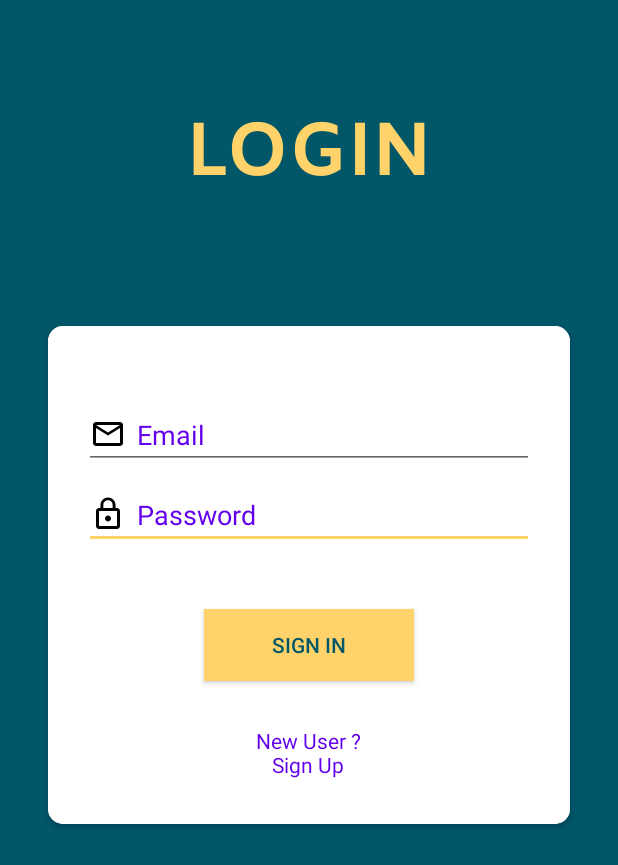
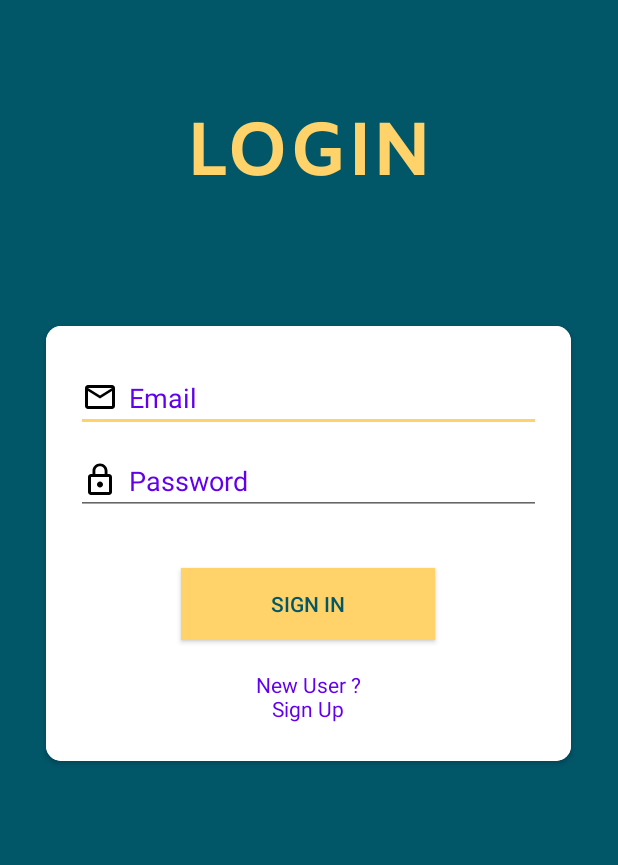
Before and after one commit to blackmamba1997/MovieRecommendation, an Android app: the screen it shows after launch (LoginActivity), on a phone screen of 412 x 824 dp. Shown: the top 865 px of the screen. Run offline under Robolectric (Android 15) with nearby library versions, the phone set to English and light mode, and no system bars; our stand-ins replace Firebase (no records; nobody signed in at launch, a user with empty details on screens opened directly).

Commit message:
UI changes for login screen and movie tile
fixed layout of login  screen and movie tiles so they fit according to users display

```diff
--- a/app/build.gradle
+++ b/app/build.gradle
@@ -18,6 +18,9 @@ android {
     }
 }
 apply plugin: 'com.google.gms.google-services'
+repositories {
+    maven { url 'https://jitpack.io' }
+}
 
 dependencies {
     implementation fileTree(include: ['*.jar'], dir: 'libs')
@@ -30,9 +33,10 @@ dependencies {
     androidTestImplementation 'androidx.test:runner:1.2.0'
     androidTestImplementation 'androidx.test.espresso:espresso-core:3.2.0'
     implementation 'com.android.volley:volley:1.1.1'
-    implementation 'com.google.firebase:firebase-analytics:17.2.2'
-    implementation 'com.google.firebase:firebase-auth:19.2.0'
+    implementation 'com.google.firebase:firebase-analytics:17.4.1'
+    implementation 'com.google.firebase:firebase-auth:19.3.1'
     implementation 'com.google.firebase:firebase-firestore:21.4.0'
     implementation files('libs/YouTubeAndroidPlayerApi.jar')
-    implementation 'com.google.firebase:firebase-firestore:21.4.0'
+    implementation 'com.github.PhilJay:MPAndroidChart:v3.1.0'
+
 }
--- a/app/src/main/AndroidManifest.xml
+++ b/app/src/main/AndroidManifest.xml
@@ -10,15 +10,12 @@
         android:label="@string/app_name"
         android:roundIcon="@mipmap/ic_launcher_round"
         android:supportsRtl="true"
-        android:theme="@style/AppTheme"
-        >
-
+        android:theme="@style/AppTheme">
+        <activity android:name=".activity.ProfileActivity"></activity>
         <activity
             android:name=".activity.SearchableActivity"
             android:configChanges="keyboardHidden|orientation|screenSize"
-            android:screenOrientation="portrait">
-
-        </activity>
+            android:screenOrientation="portrait"></activity>
         <activity
             android:name=".activity.RegisterActivity"
             android:screenOrientation="portrait" />
@@ -28,9 +25,7 @@
         <activity
             android:name=".activity.MovieActivity"
             android:screenOrientation="portrait"
-            android:windowSoftInputMode="adjustNothing">
-
-        </activity>
+            android:windowSoftInputMode="adjustNothing"></activity>
         <activity
             android:name=".activity.LoginActivity"
             android:label="@string/app_name"
@@ -40,7 +35,6 @@
 
                 <category android:name="android.intent.category.LAUNCHER" />
             </intent-filter>
-
         </activity>
     </application>
 
--- a/app/src/main/java/com/example/movierecommendation/activity/RegisterActivity.java
+++ b/app/src/main/java/com/example/movierecommendation/activity/RegisterActivity.java
@@ -69,7 +69,12 @@ public class RegisterActivity extends AppCompatActivity {
 
                                         Map<String,Object> map=new HashMap<>();
                                         map.put("email",username);
-
+                                        Map<String,Object> map2=new HashMap<>();
+                                        String[] genresname={"Action","Adventure","Animation","Comedy","Crime","Documentary","Drama","Family","Fantasy","History","Horror","Music","Mystery","Romance","Science Fiction","TV Movie","Thriller","War","Western"};
+                                        for (int i=0;i<genresname.length;i++){
+                                            map2.put(genresname[i],"0");
+                                        }
+                                        map.put("genre",map2);
                                         db.collection("users").document(FirebaseAuth.getInstance().getCurrentUser().getUid()).set(map)
                                                 .addOnSuccessListener(new OnSuccessListener<Void>() {
                                                     @Override
--- a/app/src/main/res/layout/activity_login.xml
+++ b/app/src/main/res/layout/activity_login.xml
@@ -1,18 +1,18 @@
 <?xml version="1.0" encoding="utf-8"?>
-<RelativeLayout xmlns:android="http://schemas.android.com/apk/res/android"
+<LinearLayout xmlns:android="http://schemas.android.com/apk/res/android"
     xmlns:app="http://schemas.android.com/apk/res-auto"
     xmlns:tools="http://schemas.android.com/tools"
     android:id="@+id/container"
     android:layout_width="match_parent"
     android:layout_height="match_parent"
     android:background="#015668"
+    android:orientation="vertical"
     tools:context=".activity.LoginActivity">
 
     <TextView
-        android:id="@+id/logintext"
         android:layout_width="wrap_content"
         android:layout_height="wrap_content"
-        android:layout_centerHorizontal="true"
+        android:layout_gravity="center"
         android:layout_marginTop="70dp"
         android:fontFamily="@font/amiko_bold"
         android:text="LOGIN"
@@ -22,86 +22,80 @@
 
     <androidx.cardview.widget.CardView
         android:id="@+id/card_view"
-        app:cardCornerRadius="10dp"
-        android:layout_width="wrap_content"
+        android:layout_width="350dp"
         android:layout_height="wrap_content"
-        android:layout_centerHorizontal="true"
-        android:layout_below="@id/logintext"
+        android:layout_gravity="center_horizontal"
         android:layout_marginTop="80dp"
-        android:elevation="5dp">
+        android:elevation="5dp"
+        app:cardCornerRadius="10dp">
 
-        <RelativeLayout
-            android:layout_width="wrap_content"
+        <LinearLayout
+            android:layout_width="match_parent"
             android:layout_height="wrap_content"
-            android:layout_centerHorizontal="true"
+            android:orientation="vertical"
             android:background="#ffffff">
 
+            <EditText
+                android:id="@+id/username"
+                android:layout_width="match_parent"
+                android:layout_height="wrap_content"
+                android:layout_gravity="center"
+                android:layout_marginStart="20dp"
+                android:layout_marginEnd="20dp"
+                android:layout_marginTop="25dp"
+                android:drawableLeft="@drawable/ic_mail_outline_black_24dp"
+                android:drawablePadding="7dp"
+                android:hint="@string/prompt_email"
+                android:inputType="textEmailAddress"
+                android:textColorHint="@color/design_default_color_primary" />
+
+            <EditText
+                android:id="@+id/password"
+                android:layout_width="match_parent"
+                android:layout_height="wrap_content"
+                android:layout_marginStart="20dp"
+                android:layout_marginTop="10dp"
+                android:layout_marginEnd="20dp"
+                android:drawableLeft="@drawable/ic_lock_outline_black_24dp"
+                android:drawablePadding="7dp"
+                android:hint="@string/prompt_password"
+                android:inputType="textPassword"
+                android:textColorHint="@color/design_default_color_primary" />
+
+            <ProgressBar
+                android:id="@+id/loading"
+                android:layout_width="wrap_content"
+                android:layout_height="wrap_content"
+                android:layout_gravity="center"
+                android:layout_marginTop="35dp"
+                android:backgroundTint="#ffd369"
+                android:visibility="gone" />
 
             <Button
                 android:id="@+id/login"
                 android:layout_width="wrap_content"
                 android:layout_height="wrap_content"
-                android:layout_below="@id/password"
-                android:layout_centerHorizontal="true"
+                android:layout_marginTop="35dp"
                 android:background="#ffd369"
-                android:textColor="#015668"
-                android:layout_marginTop="40dp"
-                android:paddingLeft="45dp"
-                android:paddingRight="45dp"
-                android:text="@string/action_sign_in_short" />
+                android:paddingLeft="60dp"
+                android:paddingRight="60dp"
+                android:layout_gravity="center"
+                android:text="@string/action_sign_in_short"
+                android:textColor="#015668" />
 
             <TextView
 
                 android:id="@+id/sign_up"
                 android:layout_width="wrap_content"
                 android:layout_height="wrap_content"
-                android:layout_below="@id/login"
-                android:layout_centerHorizontal="true"
-                android:layout_marginTop="30dp"
+                android:layout_marginTop="20dp"
+                android:paddingBottom="25dp"
+                android:layout_gravity="center"
                 android:text="New User ?\nSign Up"
-                android:paddingBottom="30dp"
                 android:textAlignment="center"
                 android:textColor="@color/design_default_color_primary" />
 
-            <EditText
-                android:id="@+id/password"
-                android:layout_width="300dp"
-                android:layout_height="wrap_content"
-                android:layout_below="@id/username"
-                android:layout_centerHorizontal="true"
-                android:layout_marginStart="24dp"
-                android:layout_marginTop="8dp"
-                android:layout_marginEnd="24dp"
-                android:drawableLeft="@drawable/ic_lock_outline_black_24dp"
-                android:drawablePadding="7dp"
-                android:hint="@string/prompt_password"
-                android:inputType="textPassword"
-                android:textColorHint="@color/design_default_color_primary" />
 
-            <EditText
-                android:id="@+id/username"
-                android:layout_width="300dp"
-                android:layout_height="wrap_content"
-                android:layout_centerHorizontal="true"
-                android:layout_marginStart="24dp"
-                android:layout_marginTop="50dp"
-                android:layout_marginEnd="24dp"
-                android:drawableLeft="@drawable/ic_mail_outline_black_24dp"
-                android:drawablePadding="7dp"
-                android:hint="@string/prompt_email"
-                android:inputType="textEmailAddress"
-                android:textColorHint="@color/design_default_color_primary" />
-
-            <ProgressBar
-                android:id="@+id/loading"
-                android:layout_width="wrap_content"
-                android:layout_height="wrap_content"
-                android:layout_marginTop="40dp"
-                android:layout_below="@id/password"
-                android:layout_centerHorizontal="true"
-                android:backgroundTint="#ffd369"
-                android:visibility="gone"/>
-
-        </RelativeLayout>
+        </LinearLayout>
     </androidx.cardview.widget.CardView>
-</RelativeLayout>
+</LinearLayout>
--- a/app/src/main/res/layout/movie_tile.xml
+++ b/app/src/main/res/layout/movie_tile.xml
@@ -1,25 +1,25 @@
 <?xml version="1.0" encoding="utf-8"?>
 <LinearLayout xmlns:android="http://schemas.android.com/apk/res/android"
     xmlns:card_view="http://schemas.android.com/apk/res-auto"
-    android:orientation="vertical"
-    android:layout_width="130dp"
-    android:layout_height="175dp">
+    android:orientation="horizontal"
+    android:layout_width="wrap_content"
+    android:layout_height="wrap_content">
     <androidx.cardview.widget.CardView
         android:id="@+id/card_view"
-        android:layout_width="match_parent"
-        android:layout_height="match_parent"
+        android:layout_width="wrap_content"
+        android:layout_height="wrap_content"
         android:layout_gravity="center"
         android:layout_margin="5dp"
         android:elevation="3dp"
         card_view:cardCornerRadius="5dp">
 
         <RelativeLayout
-            android:layout_width="match_parent"
-            android:layout_height="match_parent">
+            android:layout_width="wrap_content"
+            android:layout_height="165dp">
 
             <ImageView
                 android:id="@+id/thumbnail"
-                android:layout_width="match_parent"
+                android:layout_width="120dp"
                 android:layout_height="110dp"
                 android:src="@drawable/ic_search_black_24dp"
                 android:clickable="true"
@@ -27,7 +27,7 @@
 
             <TextView
                 android:id="@+id/title"
-                android:layout_width="match_parent"
+                android:layout_width="120dp"
                 android:layout_height="wrap_content"
                 android:layout_below="@id/thumbnail"
                 android:paddingLeft="10dp"
@@ -40,7 +40,7 @@
 
             <TextView
                 android:id="@+id/rating"
-                android:layout_width="match_parent"
+                android:layout_width="120dp"
                 android:layout_height="wrap_content"
                 android:layout_below="@id/title"
                 android:paddingBottom="5dp"
```
